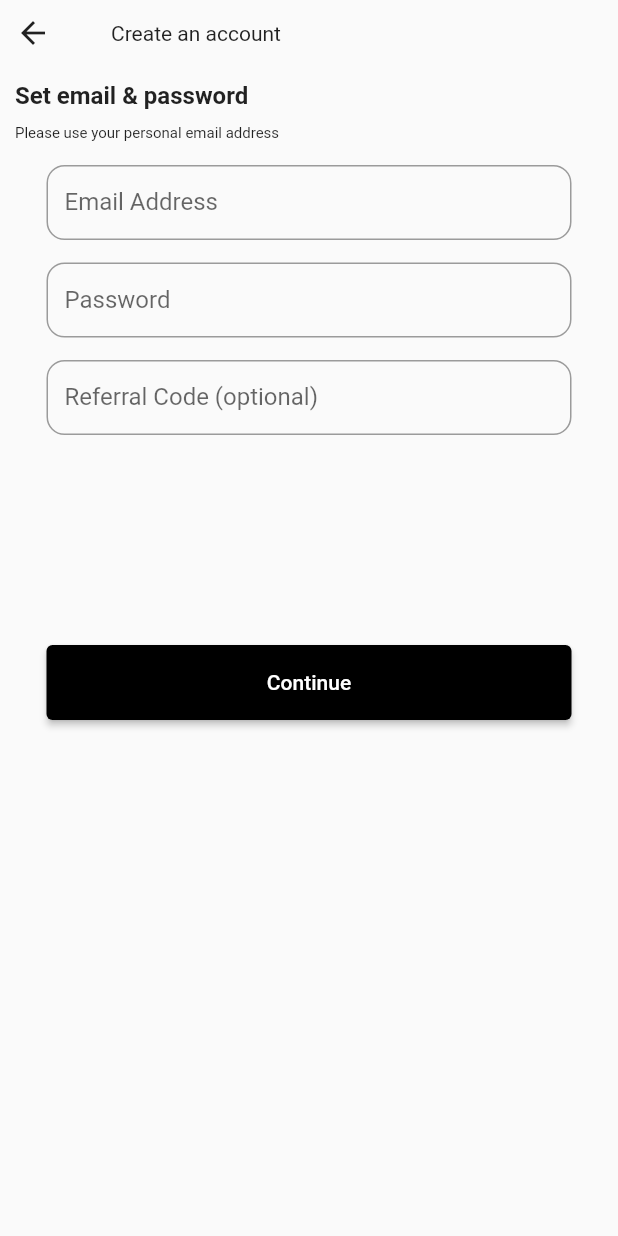
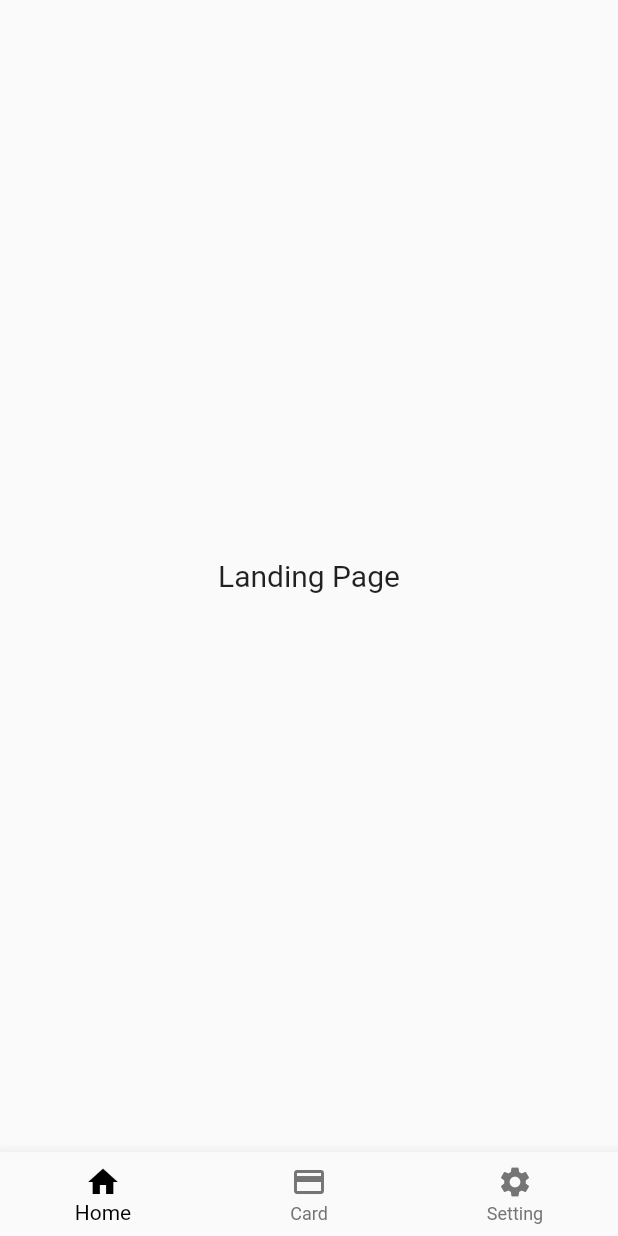
Before and after one commit to Ozurumba007/Payday-app-UI, a Flutter app: the CreateAccount2 screen opened directly, after a tap on "Continue", on a phone screen of 412 x 824 dp. Run offline on Flutter 3.47's test engine with Material 2 defaults, Android fonts, the phone set to English and light mode, and no system bars.

Commit message:
second commit -adding changes to the code

```diff
--- a/lib/create_account/create_account2.dart
+++ b/lib/create_account/create_account2.dart
@@ -1,6 +1,7 @@
 // ignore_for_file: prefer_const_literals_to_create_immutables, prefer_const_constructors
 
 import 'package:flutter/material.dart';
+import 'package:payday_app/home_page.dart';
 
 class CreateAccount2 extends StatelessWidget {
   const CreateAccount2({super.key});
@@ -133,7 +134,14 @@ class CreateAccount2 extends StatelessWidget {
                     style: ElevatedButton.styleFrom(
                       backgroundColor: Colors.black,
                     ),
-                    onPressed: () {},
+                    onPressed: () {
+                      Navigator.push(
+                        context,
+                        MaterialPageRoute(
+                          builder: (context) => HomePage(),
+                        ),
+                      );
+                    },
                     child: Text('Continue'),
                   ),
                 ),
--- a/lib/home_page.dart
+++ b/lib/home_page.dart
@@ -1,6 +1,9 @@
-// ignore_for_file: prefer_const_constructors, prefer_const_literals_to_create_immutables
+// ignore_for_file: prefer_const_constructors, prefer_const_literals_to_create_immutables, no_leading_underscores_for_local_identifiers
 
 import 'package:flutter/material.dart';
+import 'package:payday_app/pages/card_page.dart';
+import 'package:payday_app/pages/landing_page.dart';
+import 'package:payday_app/pages/settings.dart';
 
 class HomePage extends StatefulWidget {
   HomePage({Key? key}) : super(key: key);
@@ -10,8 +13,36 @@ class HomePage extends StatefulWidget {
 }
 
 class _HomePageState extends State<HomePage> {
+  int _selectedIndex = 0;
+
+  void _navigateBottomBar(int index) {
+    setState(() {
+      _selectedIndex = index;
+    });
+  }
+
+  final List<Widget> _pages = [
+    LandingPage(),
+    CardPage(),
+    SettingsPage(),
+  ];
+
   @override
   Widget build(BuildContext context) {
-    return Scaffold();
+    return Scaffold(
+      body: _pages[_selectedIndex],
+      bottomNavigationBar: BottomNavigationBar(
+        currentIndex: _selectedIndex,
+        // type: BottomNavigationBarType.fixed,
+        selectedItemColor: Colors.black,
+        unselectedItemColor: Colors.grey[600],
+        onTap: _navigateBottomBar,
+        items: [
+          BottomNavigationBarItem(icon: Icon(Icons.home), label: 'Home'),
+          BottomNavigationBarItem(icon: Icon(Icons.credit_card), label: 'Card'),
+          BottomNavigationBarItem(icon: Icon(Icons.settings), label: 'Setting'),
+        ],
+      ),
+    );
   }
 }
--- /dev/null
+++ b/lib/pages/landing_page.dart
@@ -0,0 +1,15 @@
+import 'package:flutter/material.dart';
+
+class LandingPage extends StatelessWidget {
+  const LandingPage({super.key});
+
+  @override
+  Widget build(BuildContext context) {
+    return Center(
+      child: Text(
+        'Landing Page',
+        style: TextStyle(fontSize: 20),
+      ),
+    );
+  }
+}
```
Also changed, not shown: lib/pages/card_page.dart (added, +79 -0 lines), lib/pages/settings.dart (added, +15 -0 lines), lib/pages/utili/card_of_user.dart (added, +42 -0 lines).
